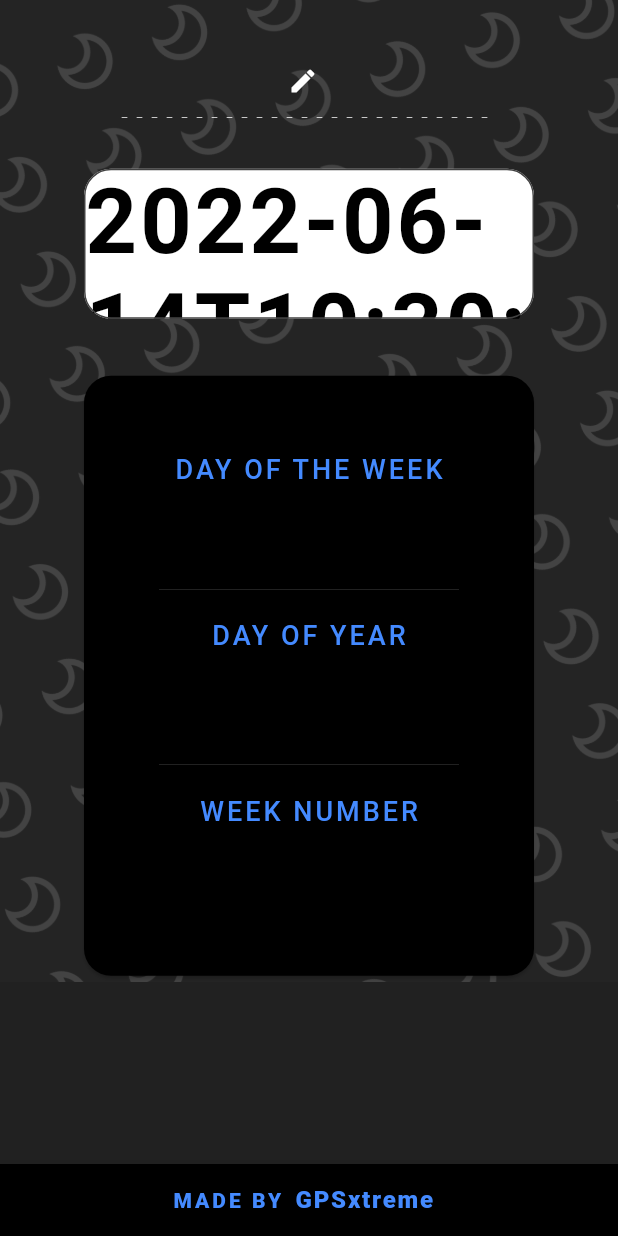
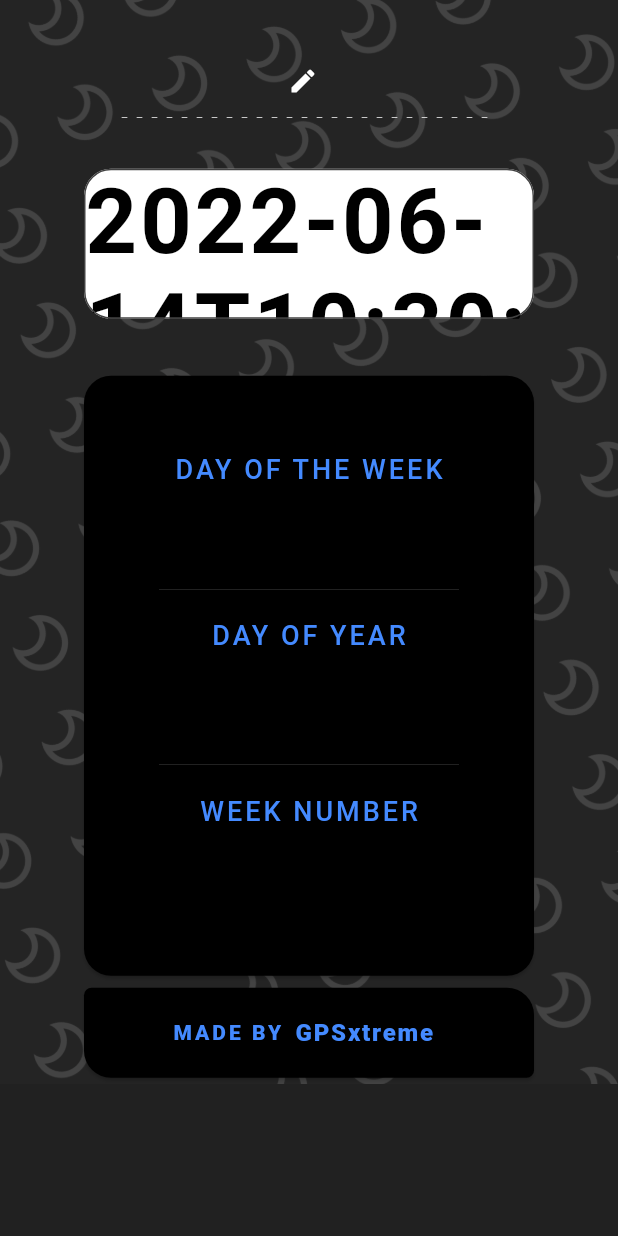
Before and after one commit to GPSxtreme/world_time, a Flutter app: the Home screen opened directly with empty values, on a phone screen of 412 x 824 dp. Run offline on Flutter 3.47's test engine with Material 2 defaults, Android fonts, the phone set to English and light mode, and no system bars; drawn by our look-alikes of dotted_line; our stand-ins replace flutter_spinkit; missing offline and left inert: flutter_image; network calls fail; statements that could not run were skipped.

```diff
--- a/lib/pages/home.dart
+++ b/lib/pages/home.dart
@@ -37,8 +37,8 @@ class _HomeState extends State<Home> {
       timeColor = data['isDay'] ? Colors.grey.shade100:Colors.black;//setting font color
       cardColor = data['isDay'] ? Colors.grey.shade100:Colors.black;//setting font color
       cardTextColor = data['isDay'] ? Colors.grey.shade900:Colors.grey.shade300;//setting font color
-      fotterTextColor = data['isDay'] ? Colors.grey.shade900:Colors.blueAccent;//setting font color
-      fotterColor = data['isDay'] ? Colors.grey.shade100:Colors.black;//setting bgColor
+      fotterTextColor = data['isDay'] ? Colors.grey.shade100:Colors.blueAccent;//setting font color
+      fotterColor = Colors.black;//setting bgColor
       cardHeadColor =  Colors.blueAccent;//setting font color
       timeCard = data['isDay'] ? Colors.black:Colors.white;//setting font color
       divThicc = data['isDay'] ? 0.5:0.1;
@@ -46,25 +46,25 @@ class _HomeState extends State<Home> {
 
     return Scaffold(
       backgroundColor:bgColor,
-      bottomNavigationBar: BottomAppBar(
-        color: fotterColor,
-        child: Row(
-          mainAxisAlignment: MainAxisAlignment.center,
-          crossAxisAlignment: CrossAxisAlignment.center,
-          children: <Widget>[
-            Row(
-              children: <Widget>[
-                Text('Made by'.toUpperCase(),style: TextStyle(fontWeight: FontWeight.w800,letterSpacing: 2,color: fotterTextColor),),
-                TextButton(
-                  onPressed: _launchUrl,
-                  child: Text('GPSxtreme',style: TextStyle(fontWeight: FontWeight.w800,letterSpacing: 1.2,color: fotterTextColor,fontSize: 16)),
-                )
-              ],
-            ),
-            SizedBox(height: 40,),
-          ],
-        ),
-      ),
+      // bottomNavigationBar: BottomAppBar(
+      //   color: fotterColor,
+      //   child: Row(
+      //     mainAxisAlignment: MainAxisAlignment.center,
+      //     crossAxisAlignment: CrossAxisAlignment.center,
+      //     children: <Widget>[
+      //       Row(
+      //         children: <Widget>[
+      //           Text('Made by'.toUpperCase(),style: TextStyle(fontWeight: FontWeight.w800,letterSpacing: 2,color: fotterTextColor),),
+      //           TextButton(
+      //             onPressed: _launchUrl,
+      //             child: Text('GPSxtreme',style: TextStyle(fontWeight: FontWeight.w800,letterSpacing: 1.2,color: fotterTextColor,fontSize: 16)),
+      //           )
+      //         ],
+      //       ),
+      //       SizedBox(height: 40,),
+      //     ],
+      //   ),
+      // ),
       body: SafeArea(
           child: Container(
             decoration: BoxDecoration(
@@ -173,7 +173,32 @@ class _HomeState extends State<Home> {
                             ),
                       )
                       ),
-                    )
+                    ),
+                    Card(
+                      color: fotterColor,
+                      shape: RoundedRectangleBorder(
+                          borderRadius: BorderRadius.only(bottomLeft: Radius.circular(18),bottomRight: Radius.circular(5),topLeft: Radius.circular(5),topRight: Radius.circular(18))
+                      ),
+                      child: SizedBox(
+                        height: 60,
+                        width: 300,
+                        child: Row(
+                          mainAxisAlignment: MainAxisAlignment.center,
+                          children: <Widget>[
+                            Row(
+                              children: <Widget>[
+                                Text('Made by'.toUpperCase(),style: TextStyle(fontWeight: FontWeight.w800,letterSpacing: 2,color: fotterTextColor),),
+                                TextButton(
+                                  onPressed: _launchUrl,
+                                  child: Text('GPSxtreme',style: TextStyle(fontWeight: FontWeight.w800,letterSpacing: 1.2,color: fotterTextColor,fontSize: 16)),
+                                )
+                              ],
+                            ),
+                            SizedBox(height: 40,),
+                          ],
+                        ),
+                      ),
+                    ),
                   ],
                 ),
               ),
@@ -184,11 +209,6 @@ class _HomeState extends State<Home> {
   }
   //methods
   void _launchUrl() async {
-    // if (await canLaunchUrl(url)) {
-    //   await launchUrl(url);
-    // } else {
-    //   throw 'Could not launch $url';
-    // }
     await launchUrl(url);
   }
 }
--- a/lib/pages/loading.dart
+++ b/lib/pages/loading.dart
@@ -15,7 +15,7 @@ class Loading extends StatefulWidget {
 
 class _LoadingState extends State<Loading> {
   void setupWorldTime() async{
-    worldTime instance = worldTime(country: 'India',  location: 'Kolkata', flag: 'india.png', locationUrl: 'Asia/Kolkata');
+    worldTime instance = worldTime(country: 'India',  location: 'Kolkata', flag: 'https://countryflagsapi.com/png/india', locationUrl: 'Asia/Kolkata');
     await instance.getTime();
     await allTimeZonesReturner().returnAllTimeZones(listOfAllLocations,searchTerms);
     Navigator.pushReplacementNamed(context, '/home',arguments: {'location': instance.location,'flag': instance.flag,'time':instance.time,'isDay':instance.isDay,'dayOfWeek':instance.dayOfWeek,'dayOfYear':instance.dayOfYear,'weekNo':instance.weekNo});
```
Also changed, not shown: lib/pages/choose_location.dart (+6 -3 lines), lib/services/allTimezones.dart (+17 -1 lines), lib/services/flagReturner.dart (deleted, +0 -22 lines), assets/flagNF.png (added).
